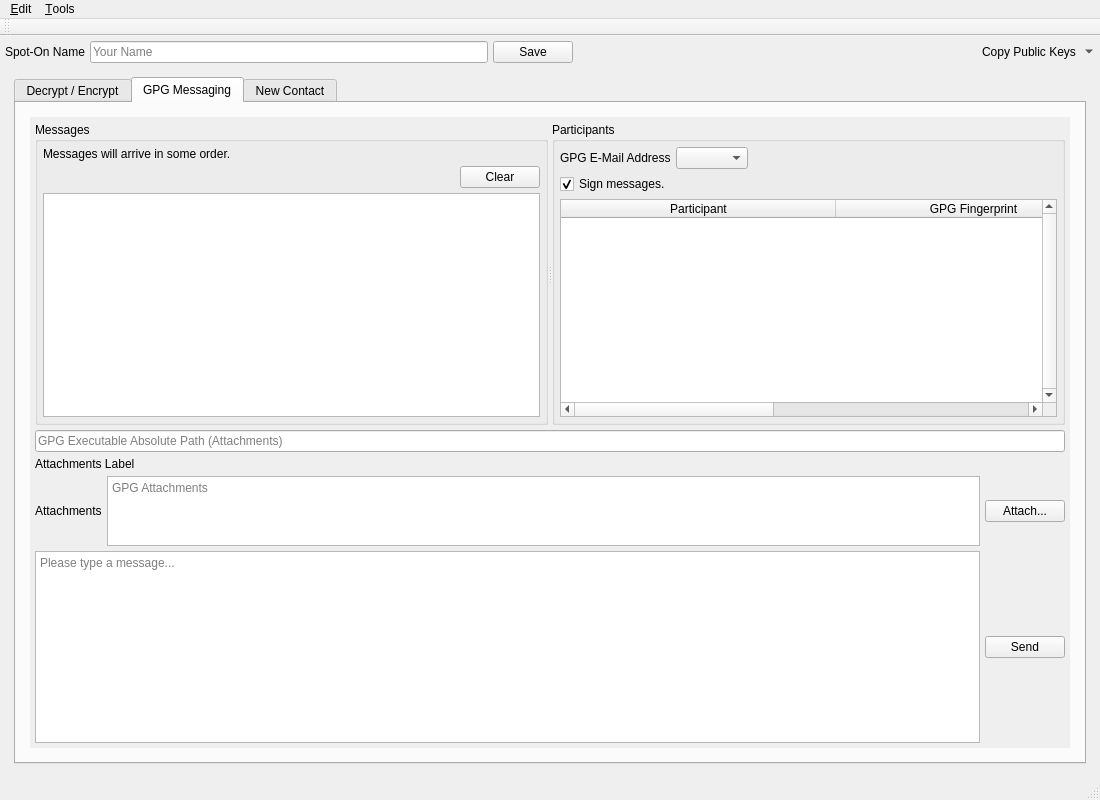
Qt form Source/UI/spot-on-rosetta.ui (textbrowser/spot-on) before a commit.
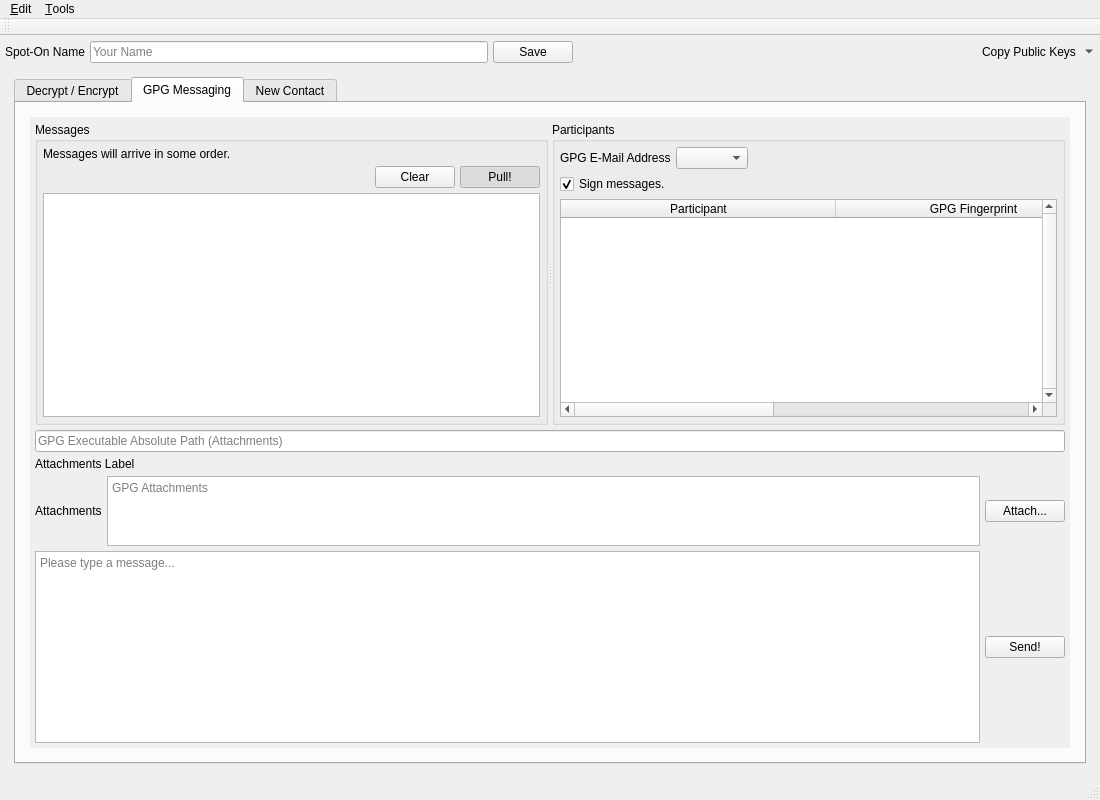
The same form after that commit. The open tabs and pages were chosen to show the change. Icons and pictures are not drawn. Custom widgets are drawn as their Qt base class.

Commit message: Automatic git-pull.

```diff
--- a/Source/UI/spot-on-rosetta.ui
+++ b/Source/UI/spot-on-rosetta.ui
@@ -841,6 +841,22 @@
                              </property>
                             </widget>
                            </item>
+                           <item>
+                            <widget class="QPushButton" name="gpg_pull">
+                             <property name="toolTip">
+                              <string>&lt;html&gt;&lt;head/&gt;&lt;body&gt;&lt;p&gt;If checked, automatically pull every five seconds. Please be careful as some GIT servers may decline requests!&lt;/p&gt;&lt;/body&gt;&lt;/html&gt;</string>
+                             </property>
+                             <property name="text">
+                              <string>Pull!</string>
+                             </property>
+                             <property name="checkable">
+                              <bool>true</bool>
+                             </property>
+                             <property name="checked">
+                              <bool>true</bool>
+                             </property>
+                            </widget>
+                           </item>
                           </layout>
                          </item>
                          <item>
@@ -1107,7 +1123,7 @@
                             <string>&lt;html&gt;&lt;head/&gt;&lt;body&gt;&lt;table border=&quot;0&quot; style=&quot; margin-top:0px; margin-bottom:0px; margin-left:0px; margin-right:0px;&quot; width=&quot;754&quot; cellspacing=&quot;2&quot; cellpadding=&quot;0&quot;&gt;&lt;tr&gt;&lt;td colspan=&quot;3&quot; bgcolor=&quot;#ffffca&quot;&gt;&lt;p align=&quot;center&quot;&gt;&lt;span style=&quot; font-size:18pt; font-weight:600;&quot;&gt;List of Emoticons&lt;/span&gt;&lt;/p&gt;&lt;/td&gt;&lt;td width=&quot;20&quot; rowspan=&quot;10&quot; bgcolor=&quot;#66cc99&quot;/&gt;&lt;td width=&quot;120&quot; bgcolor=&quot;#ffffca&quot;&gt;&lt;p align=&quot;center&quot;&gt;&lt;span style=&quot; font-size:18pt;&quot;&gt;:-)(-:&lt;/span&gt;&lt;/p&gt;&lt;/td&gt;&lt;td width=&quot;110&quot; bgcolor=&quot;#ffffca&quot;&gt;&lt;p&gt;&lt;span style=&quot; font-size:18pt;&quot;&gt;kiss&lt;/span&gt;&lt;/p&gt;&lt;/td&gt;&lt;td width=&quot;70&quot; bgcolor=&quot;#ffffca&quot;&gt;&lt;p align=&quot;center&quot;&gt;&lt;img src=&quot;:/emoticons/kiss.png&quot;/&gt;&lt;/p&gt;&lt;/td&gt;&lt;/tr&gt;&lt;tr&gt;&lt;td width=&quot;120&quot; bgcolor=&quot;#ffffca&quot;&gt;&lt;p align=&quot;center&quot;&gt;&lt;span style=&quot; font-size:18pt;&quot;&gt;O:-)&lt;/span&gt;&lt;/p&gt;&lt;/td&gt;&lt;td width=&quot;110&quot; bgcolor=&quot;#ffffca&quot;&gt;&lt;p&gt;&lt;span style=&quot; font-size:18pt;&quot;&gt;angel&lt;/span&gt;&lt;/p&gt;&lt;/td&gt;&lt;td width=&quot;70&quot; bgcolor=&quot;#ffffca&quot;&gt;&lt;p align=&quot;center&quot;&gt;&lt;img src=&quot;:/emoticons/angel.png&quot;/&gt;&lt;/p&gt;&lt;/td&gt;&lt;td bgcolor=&quot;#ffffca&quot;&gt;&lt;p align=&quot;center&quot;&gt;&lt;span style=&quot; font-size:18pt;&quot;&gt;:|&lt;/span&gt;&lt;/p&gt;&lt;/td&gt;&lt;td bgcolor=&quot;#ffffca&quot;&gt;&lt;p&gt;&lt;span style=&quot; font-size:18pt;&quot;&gt;neutral&lt;/span&gt;&lt;/p&gt;&lt;/td&gt;&lt;td bgcolor=&quot;#ffffca&quot;&gt;&lt;p align=&quot;center&quot;&gt;&lt;img src=&quot;:/emoticons/neutral.png&quot;/&gt;&lt;/p&gt;&lt;/td&gt;&lt;/tr&gt;&lt;tr&gt;&lt;td bgcolor=&quot;#ffffca&quot;&gt;&lt;p align=&quot;center&quot;&gt;&lt;span style=&quot; font-size:18pt; background-color:#ffffca;&quot;&gt;:-||&lt;/span&gt;&lt;/p&gt;&lt;/td&gt;&lt;td bgcolor=&quot;#ffffca&quot;&gt;&lt;p&gt;&lt;span style=&quot; font-size:18pt;&quot;&gt;angry&lt;/span&gt;&lt;/p&gt;&lt;/td&gt;&lt;td bgcolor=&quot;#ffffca&quot;&gt;&lt;p align=&quot;center&quot;&gt;&lt;img src=&quot;:/emoticons/angry.png&quot;/&gt;&lt;/p&gt;&lt;/td&gt;&lt;td bgcolor=&quot;#ffffca&quot;&gt;&lt;p align=&quot;center&quot;&gt;&lt;span style=&quot; font-size:18pt;&quot;&gt;(t)&lt;/span&gt;&lt;/p&gt;&lt;/td&gt;&lt;td bgcolor=&quot;#ffffca&quot;&gt;&lt;p&gt;&lt;span style=&quot; font-size:18pt;&quot;&gt;phone&lt;/span&gt;&lt;/p&gt;&lt;/td&gt;&lt;td bgcolor=&quot;#ffffca&quot;&gt;&lt;p align=&quot;center&quot;&gt;&lt;img src=&quot;:/emoticons/phone.png&quot;/&gt;&lt;/p&gt;&lt;/td&gt;&lt;/tr&gt;&lt;tr&gt;&lt;td bgcolor=&quot;#ffffca&quot;&gt;&lt;p align=&quot;center&quot;&gt;&lt;span style=&quot; font-size:18pt;&quot;&gt;:-/ &lt;/span&gt;&lt;/p&gt;&lt;/td&gt;&lt;td bgcolor=&quot;#ffffca&quot;&gt;&lt;p&gt;&lt;span style=&quot; font-size:18pt;&quot;&gt;confused&lt;/span&gt;&lt;/p&gt;&lt;/td&gt;&lt;td bgcolor=&quot;#ffffca&quot;&gt;&lt;p align=&quot;center&quot;&gt;&lt;img src=&quot;:/emoticons/confused.png&quot;/&gt;&lt;/p&gt;&lt;/td&gt;&lt;td bgcolor=&quot;#ffffca&quot;&gt;&lt;p align=&quot;center&quot;&gt;&lt;span style=&quot; font-size:18pt;&quot;&gt;@&amp;gt;--&amp;gt;--&lt;/span&gt;&lt;/p&gt;&lt;/td&gt;&lt;td bgcolor=&quot;#ffffca&quot;&gt;&lt;p&gt;&lt;span style=&quot; font-size:18pt;&quot;&gt;rose&lt;/span&gt;&lt;/p&gt;&lt;/td&gt;&lt;td bgcolor=&quot;#ffffca&quot;&gt;&lt;p align=&quot;center&quot;&gt;&lt;img src=&quot;:/emoticons/rose.png&quot;/&gt;&lt;/p&gt;&lt;/td&gt;&lt;/tr&gt;&lt;tr&gt;&lt;td bgcolor=&quot;#ffffca&quot;&gt;&lt;p align=&quot;center&quot;&gt;&lt;span style=&quot; font-size:18pt;&quot;&gt;8-)&lt;/span&gt;&lt;/p&gt;&lt;/td&gt;&lt;td bgcolor=&quot;#ffffca&quot;&gt;&lt;p&gt;&lt;span style=&quot; font-size:18pt;&quot;&gt;cool&lt;/span&gt;&lt;/p&gt;&lt;/td&gt;&lt;td bgcolor=&quot;#ffffca&quot;&gt;&lt;p align=&quot;center&quot;&gt;&lt;img src=&quot;:/emoticons/glasses-cool.png&quot;/&gt;&lt;/p&gt;&lt;/td&gt;&lt;td bgcolor=&quot;#ffffca&quot;&gt;&lt;p align=&quot;center&quot;&gt;&lt;span style=&quot; font-size:18pt;&quot;&gt;:-(&lt;/span&gt;&lt;/p&gt;&lt;/td&gt;&lt;td bgcolor=&quot;#ffffca&quot;&gt;&lt;p&gt;&lt;span style=&quot; font-size:18pt;&quot;&gt;sad&lt;/span&gt;&lt;/p&gt;&lt;/td&gt;&lt;td bgcolor=&quot;#ffffca&quot;&gt;&lt;p align=&quot;center&quot;&gt;&lt;img src=&quot;:/emoticons/sad.png&quot;/&gt;&lt;/p&gt;&lt;/td&gt;&lt;/tr&gt;&lt;tr&gt;&lt;td bgcolor=&quot;#ffffca&quot;&gt;&lt;p align=&quot;center&quot;&gt;&lt;span style=&quot; font-size:18pt;&quot;&gt;:'(&lt;/span&gt;&lt;/p&gt;&lt;/td&gt;&lt;td bgcolor=&quot;#ffffca&quot;&gt;&lt;p&gt;&lt;span style=&quot; font-size:18pt;&quot;&gt;crying&lt;/span&gt;&lt;/p&gt;&lt;/td&gt;&lt;td bgcolor=&quot;#ffffca&quot;&gt;&lt;p align=&quot;center&quot;&gt;&lt;img src=&quot;:/emoticons/crying.png&quot;/&gt;&lt;/p&gt;&lt;/td&gt;&lt;td bgcolor=&quot;#ffffca&quot;&gt;&lt;p align=&quot;center&quot;&gt;&lt;span style=&quot; font-size:18pt;&quot;&gt;:-O&lt;/span&gt;&lt;/p&gt;&lt;/td&gt;&lt;td bgcolor=&quot;#ffffca&quot;&gt;&lt;p&gt;&lt;span style=&quot; font-size:18pt;&quot;&gt;shocked&lt;/span&gt;&lt;/p&gt;&lt;/td&gt;&lt;td bgcolor=&quot;#ffffca&quot;&gt;&lt;p align=&quot;center&quot;&gt;&lt;img src=&quot;:/emoticons/shocked.png&quot;/&gt;&lt;/p&gt;&lt;/td&gt;&lt;/tr&gt;&lt;tr&gt;&lt;td bgcolor=&quot;#ffffca&quot;&gt;&lt;p align=&quot;center&quot;&gt;&lt;span style=&quot; font-size:18pt;&quot;&gt;o-)&lt;/span&gt;&lt;/p&gt;&lt;/td&gt;&lt;td bgcolor=&quot;#ffffca&quot;&gt;&lt;p&gt;&lt;span style=&quot; font-size:18pt;&quot;&gt;cyclops&lt;/span&gt;&lt;/p&gt;&lt;/td&gt;&lt;td bgcolor=&quot;#ffffca&quot;&gt;&lt;p align=&quot;center&quot;&gt;&lt;img src=&quot;:/emoticons/cyclops.png&quot;/&gt;&lt;/p&gt;&lt;/td&gt;&lt;td bgcolor=&quot;#ffffca&quot;&gt;&lt;p align=&quot;center&quot;&gt;&lt;span style=&quot; font-size:18pt;&quot;&gt;C:-)&lt;/span&gt;&lt;/p&gt;&lt;/td&gt;&lt;td bgcolor=&quot;#ffffca&quot;&gt;&lt;p&gt;&lt;span style=&quot; font-size:18pt;&quot;&gt;skywalker&lt;/span&gt;&lt;/p&gt;&lt;/td&gt;&lt;td bgcolor=&quot;#ffffca&quot;&gt;&lt;p align=&quot;center&quot;&gt;&lt;img src=&quot;:/emoticons/skywalker.png&quot;/&gt;&lt;/p&gt;&lt;/td&gt;&lt;/tr&gt;&lt;tr&gt;&lt;td bgcolor=&quot;#ffffca&quot;&gt;&lt;p align=&quot;center&quot;&gt;&lt;span style=&quot; font-size:18pt;&quot;&gt;}:)&lt;/span&gt;&lt;/p&gt;&lt;/td&gt;&lt;td bgcolor=&quot;#ffffca&quot;&gt;&lt;p&gt;&lt;span style=&quot; font-size:18pt;&quot;&gt;devil&lt;/span&gt;&lt;/p&gt;&lt;/td&gt;&lt;td bgcolor=&quot;#ffffca&quot;&gt;&lt;p align=&quot;center&quot;&gt;&lt;img src=&quot;:/emoticons/devil.png&quot;/&gt;&lt;/p&gt;&lt;/td&gt;&lt;td bgcolor=&quot;#ffffca&quot;&gt;&lt;p align=&quot;center&quot;&gt;&lt;span style=&quot; font-size:18pt;&quot;&gt;:-)&lt;/span&gt;&lt;/p&gt;&lt;/td&gt;&lt;td bgcolor=&quot;#ffffca&quot;&gt;&lt;p&gt;&lt;span style=&quot; font-size:18pt;&quot;&gt;smile&lt;/span&gt;&lt;/p&gt;&lt;/td&gt;&lt;td bgcolor=&quot;#ffffca&quot;&gt;&lt;p align=&quot;center&quot;&gt;&lt;img src=&quot;:/emoticons/smile.png&quot;/&gt;&lt;/p&gt;&lt;/td&gt;&lt;/tr&gt;&lt;tr&gt;&lt;td bgcolor=&quot;#ffffca&quot;&gt;&lt;p align=&quot;center&quot;&gt;&lt;span style=&quot; font-size:18pt;&quot;&gt;:-D&lt;/span&gt;&lt;/p&gt;&lt;/td&gt;&lt;td bgcolor=&quot;#ffffca&quot;&gt;&lt;p&gt;&lt;span style=&quot; font-size:18pt;&quot;&gt;laugh&lt;/span&gt;&lt;/p&gt;&lt;/td&gt;&lt;td bgcolor=&quot;#ffffca&quot;&gt;&lt;p align=&quot;center&quot;&gt;&lt;img src=&quot;:/emoticons/laugh.png&quot;/&gt;&lt;/p&gt;&lt;/td&gt;&lt;td bgcolor=&quot;#ffffca&quot;&gt;&lt;p align=&quot;center&quot;&gt;&lt;span style=&quot; font-size:18pt;&quot;&gt;:-P&lt;/span&gt;&lt;/p&gt;&lt;/td&gt;&lt;td bgcolor=&quot;#ffffca&quot;&gt;&lt;p&gt;&lt;span style=&quot; font-size:18pt;&quot;&gt;tongue&lt;/span&gt;&lt;/p&gt;&lt;/td&gt;&lt;td bgcolor=&quot;#ffffca&quot;&gt;&lt;p align=&quot;center&quot;&gt;&lt;img src=&quot;:/emoticons/tongue.png&quot;/&gt;&lt;/p&gt;&lt;/td&gt;&lt;/tr&gt;&lt;tr&gt;&lt;td bgcolor=&quot;#ffffca&quot;&gt;&lt;p align=&quot;center&quot;&gt;&lt;span style=&quot; font-size:18pt;&quot;&gt;:-))&lt;/span&gt;&lt;/p&gt;&lt;/td&gt;&lt;td bgcolor=&quot;#ffffca&quot;&gt;&lt;p&gt;&lt;span style=&quot; font-size:18pt;&quot;&gt;happy&lt;/span&gt;&lt;/p&gt;&lt;/td&gt;&lt;td bgcolor=&quot;#ffffca&quot;&gt;&lt;p align=&quot;center&quot;&gt;&lt;img src=&quot;:/emoticons/happy.png&quot;/&gt;&lt;/p&gt;&lt;/td&gt;&lt;td bgcolor=&quot;#ffffca&quot;&gt;&lt;p align=&quot;center&quot;&gt;&lt;span style=&quot; font-size:18pt;&quot;&gt;;)&lt;/span&gt;&lt;/p&gt;&lt;/td&gt;&lt;td bgcolor=&quot;#ffffca&quot;&gt;&lt;p&gt;&lt;span style=&quot; font-size:18pt;&quot;&gt;wink&lt;/span&gt;&lt;/p&gt;&lt;/td&gt;&lt;td bgcolor=&quot;#ffffca&quot;&gt;&lt;p align=&quot;center&quot;&gt;&lt;img src=&quot;:/emoticons/wink.png&quot;/&gt;&lt;/p&gt;&lt;/td&gt;&lt;/tr&gt;&lt;/table&gt;&lt;/body&gt;&lt;/html&gt;</string>
                            </property>
                            <property name="text">
-                            <string>Send</string>
+                            <string>Send!</string>
                            </property>
                           </widget>
                          </item>
```
Left out of the diff: 2 changed lines with no effect on the pictures. The commit also changes 3 other files.
